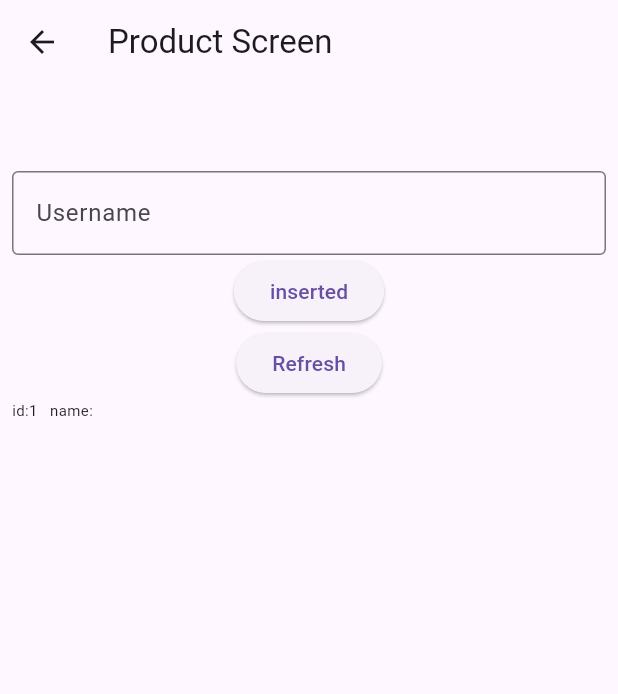
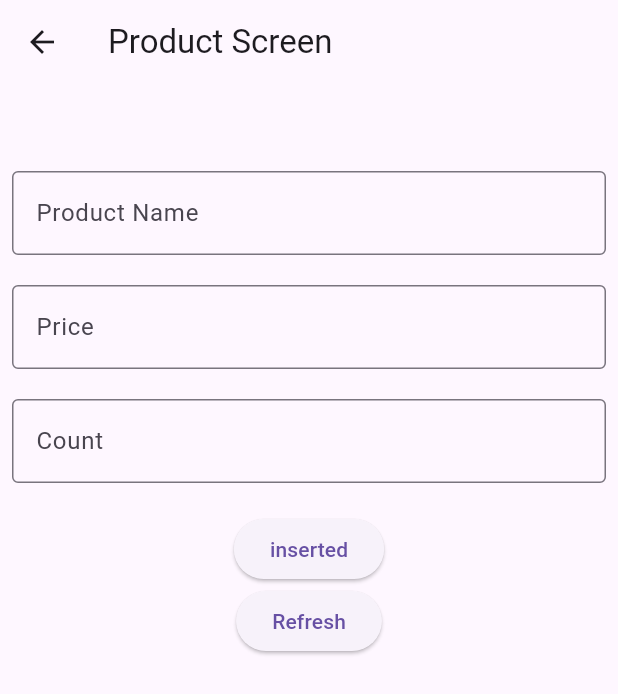
Before and after one commit to YoussefSalah72/sqflite, a Flutter app: the ProductScreen screen opened directly, after a tap on "inserted", on a phone screen of 412 x 824 dp. Shown: the top 694 px of the screen. Run offline on Flutter 3.47's test engine with Material 3 defaults, Android fonts, the phone set to English and light mode, and no system bars; our stand-ins replace sqflite; accounts and stored records are empty.

Commit message:
make Product_controller , insertToProductTable function

```diff
--- a/lib/core/database/sqflite/my_sqflite_database.dart
+++ b/lib/core/database/sqflite/my_sqflite_database.dart
@@ -61,6 +61,15 @@ class MySqfliteDatabase extends CRUD {
     }, tablename: _userTable);
   }
 
+  Future<bool> InsertToProductTable({required String Productname , required int
+  price , required int count}){
+    return insert( values: {
+      _productColumnUsername : Productname,
+      _productColumnPrice : price,
+      _productColumnProductCount : count
+    }, tablename: _productTable);
+  }
+
   @override
   Future<bool> insert({required String tablename , required Map<String,dynamic> values}) async {
     await _initDatabase();
--- /dev/null
+++ b/lib/countroller/Product_controller.dart
@@ -0,0 +1,27 @@
+import '../core/database/sqflite/my_sqflite_database.dart';
+
+class ProductController {
+  List productdata = [];
+  ProductController(){
+    select();
+  }
+  void insertProduct({required String Productname , required int price , required int count}) async {
+    MySqfliteDatabase db = MySqfliteDatabase();
+      await db.InsertToProductTable( Productname:Productname , price: price, count: count);
+    select();
+  }
+  void select() async {
+    MySqfliteDatabase db = MySqfliteDatabase();
+    productdata= await db.selectusertabledata();
+  }
+  void updateUser({required String username,required int id}) async {
+    MySqfliteDatabase db = MySqfliteDatabase();
+    await db.updateusertable(username: username, id: id);
+    select();
+  }
+  void deleteUsertable({required int id}) async {
+    MySqfliteDatabase db = MySqfliteDatabase();
+    await db.deleteUsertable(id: id);
+    select();
+  }
+}
--- a/lib/view/product_screen.dart
+++ b/lib/view/product_screen.dart
@@ -1,4 +1,5 @@
 import 'package:flutter/material.dart';
+import 'package:sqflite__departement/countroller/Product_controller.dart';
 
 import '../core/database/sqflite/my_sqflite_database.dart';
 import '../countroller/user_controller.dart';
@@ -11,15 +12,17 @@ class ProductScreen extends StatefulWidget {
 }
 
 class _ProductScreenState extends State<ProductScreen> {
-  TextEditingController _usernameController = TextEditingController();
-  TextEditingController _usernameEditController = TextEditingController();
+  TextEditingController _ProductNameController = TextEditingController();
+  TextEditingController _ProductnameEditController = TextEditingController();
+  TextEditingController _ProductPriceController = TextEditingController();
+  TextEditingController _ProductCountController = TextEditingController();
 
-  late UserController _userController;
+  late ProductController _productController;
   @override
   void initState() {
     // TODO: implement initState
     super.initState();
-    _userController=UserController();
+    _productController=ProductController();
   }
   @override
   Widget build(BuildContext context) {
@@ -32,14 +35,32 @@ class _ProductScreenState extends State<ProductScreen> {
               children: [
                 SizedBox(height: 50,),
                 TextField(
-                  controller: _usernameController,
+                  controller: _ProductNameController,
                   decoration: InputDecoration(
-                    label: Text("Username"),
+                    label: Text("Product Name"),
                     border: OutlineInputBorder(),
                   ),
                 ),
+                const SizedBox(height: 20,),
+                TextField(
+                  controller: _ProductnameEditController,
+                  decoration: InputDecoration(
+                    label: Text("Price"),
+                    border: OutlineInputBorder(),
+                  ),
+                ),
+                const SizedBox(height: 20,),
+                TextField(
+                  controller: _ProductnameEditController,
+                  decoration: InputDecoration(
+                    label: Text("Count"),
+                    border: OutlineInputBorder(),
+                  ),
+                ),
+                const SizedBox(height: 20,),
+
                 ElevatedButton(onPressed: () async {
-                  _userController.insertUser(usernamecountroller: _usernameController.text,);
+                  _productController.insertProduct( Productname: _ProductNameController.text, price: _ProductPriceController.hashCode, count: _ProductCountController.hashCode,);
                   setState(() {
 
                   });
@@ -52,11 +73,11 @@ class _ProductScreenState extends State<ProductScreen> {
                     child: ListView.separated(
                         itemBuilder:( context, index)=>
                             InkWell(
-                              child: Row(children: [Text("id:"+_userController.dataUser[index]["user_id"].toString(),style: (TextStyle(fontSize: 10)),),
-                                Text("   name:"+_userController.dataUser[index]["username"].toString(),style: (TextStyle(fontSize: 10)),)],),
+                              child: Row(children: [Text("id:"+_productController.productdata[index]["user_id"].toString(),style: (TextStyle(fontSize: 10)),),
+                                Text("   name:"+_productController.productdata[index]["username"].toString(),style: (TextStyle(fontSize: 10)),)],),
                               onTap: (){
-                                int id=_userController.dataUser[index]["user_id"];
-                                _usernameEditController.text=_userController.dataUser[index]["username"].toString();
+                                int id=_productController.productdata[index]["user_id"];
+                                _ProductnameEditController.text=_productController.productdata[index]["username"].toString();
                                 showModalBottomSheet(context: context,
                                     builder: (cotext)=> Container(
                                       child: Padding(
@@ -64,23 +85,23 @@ class _ProductScreenState extends State<ProductScreen> {
                                         child: Column(
                                             children: [
                                               TextField(
-                                                controller: _usernameEditController,
+                                                controller: _ProductnameEditController,
                                                 decoration: InputDecoration(
-                                                  label: Text("Username"),
+                                                  label: Text("Product Name"),
                                                   border: OutlineInputBorder(),
                                                 ),
                                               ),
                                               Row(
                                                   children: [
                                                     ElevatedButton(onPressed: () async {
-                                                      _userController.updateUser(username: _usernameEditController.text, id: id);
+                                                      _productController.updateUser(username: _ProductnameEditController.text, id: id);
                                                       Navigator.of(context).pop();
                                                       setState(() {
 
                                                       });
                                                     }, child: Text("Update")),
                                                     ElevatedButton(onPressed: () async {
-                                                      _userController.deleteUsertable(id: id);
+                                                      _productController.deleteUsertable(id: id);
                                                       Navigator.of(context).pop();
                                                       setState(() {});
                                                     }, child: Text("Delete")),
@@ -90,7 +111,7 @@ class _ProductScreenState extends State<ProductScreen> {
                                     ) );
                               },
                             ),
-                        separatorBuilder: (cotext,index)=>SizedBox(height: 10) , itemCount: _userController.dataUser.length))
+                        separatorBuilder: (cotext,index)=>SizedBox(height: 10) , itemCount: _productController.productdata.length))
               ],),
           ),
         )
```
